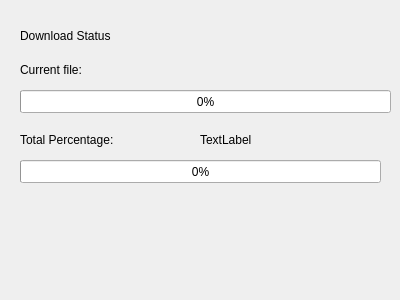
This is downloaddialog.ui in rm5248/RenegadeXLauncher as Qt 5 draws it before an edit. The edited form follows.
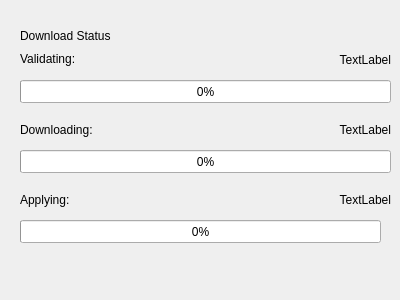
This is the edited form.

```diff
--- a/downloaddialog.ui
+++ b/downloaddialog.ui
@@ -30,7 +30,7 @@
    <property name="geometry">
     <rect>
      <x>20</x>
-     <y>90</y>
+     <y>150</y>
      <width>371</width>
      <height>23</height>
     </rect>
@@ -43,33 +43,33 @@
    <property name="geometry">
     <rect>
      <x>20</x>
-     <y>60</y>
+     <y>120</y>
      <width>111</width>
      <height>19</height>
     </rect>
    </property>
    <property name="text">
-    <string>Current file:</string>
+    <string>Downloading:</string>
    </property>
   </widget>
   <widget class="QLabel" name="label_3">
    <property name="geometry">
     <rect>
      <x>20</x>
-     <y>130</y>
+     <y>190</y>
      <width>151</width>
      <height>19</height>
     </rect>
    </property>
    <property name="text">
-    <string>Total Percentage:</string>
+    <string>Applying:</string>
    </property>
   </widget>
   <widget class="QProgressBar" name="totalProgessbar">
    <property name="geometry">
     <rect>
      <x>20</x>
-     <y>160</y>
+     <y>220</y>
      <width>361</width>
      <height>23</height>
     </rect>
@@ -78,17 +78,78 @@
     <number>0</number>
    </property>
   </widget>
-  <widget class="QLabel" name="numFilesDl">
+  <widget class="QLabel" name="totalFilesValidation">
+   <property name="geometry">
+    <rect>
+     <x>210</x>
+     <y>190</y>
+     <width>181</width>
+     <height>20</height>
+    </rect>
+   </property>
+   <property name="text">
+    <string>TextLabel</string>
+   </property>
+   <property name="alignment">
+    <set>Qt::AlignRight|Qt::AlignTrailing|Qt::AlignVCenter</set>
+   </property>
+  </widget>
+  <widget class="QLabel" name="label_4">
+   <property name="geometry">
+    <rect>
+     <x>20</x>
+     <y>50</y>
+     <width>121</width>
+     <height>18</height>
+    </rect>
+   </property>
+   <property name="text">
+    <string>Validating:</string>
+   </property>
+  </widget>
+  <widget class="QProgressBar" name="validatingProgress">
+   <property name="geometry">
+    <rect>
+     <x>20</x>
+     <y>80</y>
+     <width>371</width>
+     <height>23</height>
+    </rect>
+   </property>
+   <property name="value">
+    <number>0</number>
+   </property>
+  </widget>
+  <widget class="QLabel" name="validating_info">
    <property name="geometry">
     <rect>
      <x>200</x>
-     <y>130</y>
-     <width>67</width>
-     <height>19</height>
+     <y>50</y>
+     <width>191</width>
+     <height>20</height>
     </rect>
    </property>
    <property name="text">
     <string>TextLabel</string>
+   </property>
+   <property name="alignment">
+    <set>Qt::AlignRight|Qt::AlignTrailing|Qt::AlignVCenter</set>
+   </property>
+  </widget>
+  <widget class="QLabel" name="downloading_info">
+   <property name="geometry">
+    <rect>
+     <x>210</x>
+     <y>120</y>
+     <width>181</width>
+     <height>20</height>
+    </rect>
+   </property>
+   <property name="text">
+    <string>TextLabel</string>
+   </property>
+   <property name="alignment">
+    <set>Qt::AlignRight|Qt::AlignTrailing|Qt::AlignVCenter</set>
    </property>
   </widget>
  </widget>
```
Left out of the diff: 2 changed lines with no effect on the pictures.
